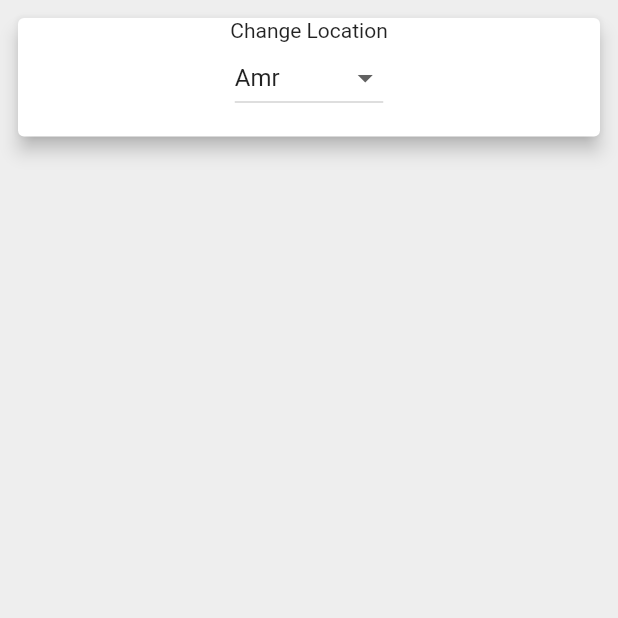
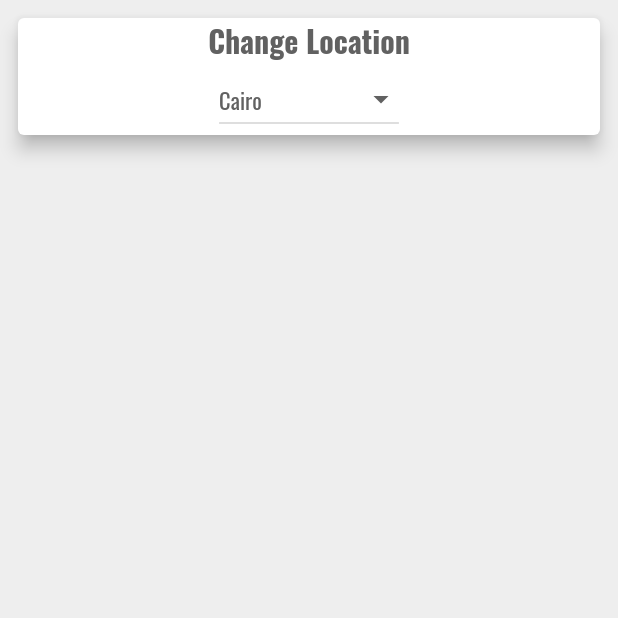
Before and after one commit to SalmaFayad/Together, a Flutter app: the DataPageScreen screen opened directly, on a phone screen of 412 x 824 dp, the top half of it. Run offline on Flutter 3.47's test engine with Material 2 defaults, Android fonts, the phone set to English and light mode, and no system bars; our stand-ins replace cloud_firestore, email_validator, firebase_auth, firebase_core, firebase_storage, font_awesome_flutter and 3 more; accounts and stored records are empty; network calls fail.

Commit message:
fixing some errors

```diff
--- a/lib/Screens/Main_Screens/data_page_screen.dart
+++ b/lib/Screens/Main_Screens/data_page_screen.dart
@@ -3,6 +3,11 @@ import 'package:cloud_firestore/cloud_firestore.dart';
 import 'package:firebase_auth/firebase_auth.dart';
 import 'package:flutter/rendering.dart';
 import 'package:solution_challenge_project/Widgets/data_page_widget/ListViewData.dart';
+import 'dart:async';
+import 'dart:convert';
+import 'package:http/http.dart' as http;
+import 'package:solution_challenge_project/models/country.dart';
+import 'package:google_fonts/google_fonts.dart';
 
 class DataPageScreen extends StatefulWidget {
   /*var height;
@@ -13,44 +18,74 @@ class DataPageScreen extends StatefulWidget {
 }
 
 class _DataPageScreenState extends State<DataPageScreen> {
+  List<Country> countries=  [];
+  Future<List<Country>> _getCountry () async{
+       var data = await http.get(Uri.parse('https://gist.github.com/keeguon/2310008.js'));
+       var jsonData = json.decode( data.body );
+
+       for(var v in jsonData){
+         Country country = Country(v["name"],v["code"]);
+         countries.add(country);
+       }
+       print(countries.length);
+  }
+
+  String valueChoose;
+  List<String> cityList = [
+    'Cairo',
+    'Alexandria',
+    'Giza',
+    'Qalyubia' 'Port Said',
+    'Suez',
+    'Gharbia',
+    'Luxor',
+    'Dakahlia',
+    'Asyut',
+    'Ismailia',
+    'Faiyum',
+    'Sharqia',
+    'Damietta',
+    'Aswan',
+    'Minya',
+    'Beheira',
+    'Beni Suef',
+    'Red Sea',
+    'Qena',
+    'Sohag',
+    'Monufia',
+    'North Sinai'
+  ];
+
   @override
   Widget build(BuildContext context) {
+    _getCountry();
     Size size = MediaQuery.of(context).size;
     var appBarSize = AppBar().preferredSize.height;
     var bottomNavigationBarSize = kBottomNavigationBarHeight;
     var statusBarHeight = MediaQuery.of(context).padding.top;
 
-    List<String> cityList = ['Amr', 'Amr2', 'Amr3'];
-    String valueChoose = cityList[0];
+    valueChoose = cityList[0];
     return Scaffold(
       backgroundColor: Colors.grey[200],
       body: Column(
         children: [
-        Expanded(
-            flex: 1,
-            child: Container(
+           Container(
               padding: const EdgeInsets.all(8.0),
-              child: changeLocationCard(valueChoose, cityList),
-            )
-        ),
-          Expanded(
-            flex: 7,
-              child: ListViewData(size, appBarSize, bottomNavigationBarSize, statusBarHeight)
-          ),
-        ],
-      ),
-    );
-  }
 
-  Card changeLocationCard(String valueChoose, List<String> cityList) {
-    return Card(
+              child: Card(
                 elevation: 5,
                 child: Container(
                   width: double.infinity,
                   //    color: Colors.blueAccent,
                   child: Column(
+                    mainAxisAlignment: MainAxisAlignment.spaceAround,
                     children: [
-            Text('Change Location'),
+                      Text('Change Location',style: GoogleFonts.oswald(
+                        fontSize: 20,
+                        fontWeight: FontWeight.bold,
+                        color: Colors.grey[700],
+
+                      ),),
                       DropdownButton(
                           hint: Text('Select City'),
                           value: valueChoose,
@@ -62,13 +97,32 @@ class _DataPageScreenState extends State<DataPageScreen> {
                           items: cityList.map((valueItem) {
                             return DropdownMenuItem(
                               value: valueItem,
-                    child: Text(valueItem),
+                              child: Text(valueItem,style: GoogleFonts.oswald(
+                                fontSize: 15,
+                                //fontWeight: FontWeight.bold,
+                                color: Colors.grey[700],
+
+                              ),),
                             );
                           }).toList()),
                     ],
                   ),
                 ),
+              ),
+            ),
+
+          Expanded(
+            flex: 7,
+              child: ListViewData(size, appBarSize, bottomNavigationBarSize, statusBarHeight)
+          ),
+        ],
+      ),
     );
+  }
+
+  Card changeLocationCard(String valueChoose, List<String> cityList) {
+
+
   }
 
 
--- a/lib/Widgets/delivery_users_widgets/ExpandedTopLeftContainer.dart
+++ b/lib/Widgets/delivery_users_widgets/ExpandedTopLeftContainer.dart
@@ -4,6 +4,7 @@ import 'package:flutter/material.dart';
 import 'package:solution_challenge_project/Screens/chat_screens/chat_screen.dart';
 import 'package:solution_challenge_project/Widgets/delivery_users_widgets/FutureBuilderNameState.dart';
 import 'package:solution_challenge_project/Widgets/delivery_users_widgets/FutureBuilderGetImage.dart';
+import 'package:google_fonts/google_fonts.dart';
 
 class ExpandedTopLeftContainer extends StatelessWidget {
   CollectionReference users ;
--- /dev/null
+++ b/lib/models/country.dart
@@ -0,0 +1,11 @@
+import 'package:firebase_auth/firebase_auth.dart';
+import 'package:cloud_firestore/cloud_firestore.dart';
+import 'package:flutter/material.dart';
+import 'package:solution_challenge_project/models/user.dart';
+
+class Country {
+    final String name,code ;
+
+    Country(this.name, this.code);
+
+}
--- a/pubspec.yaml
+++ b/pubspec.yaml
@@ -25,7 +25,8 @@ dependencies:
   firebase_messaging: ^9.1.0
   firebase_analytics: ^7.1.1
   flutter_native_splash: ^1.1.7+1
-
+  http: ^0.13.1
+  google_fonts: ^2.0.0
 
 dev_dependencies:
   flutter_test:
```
Also changed, not shown: lib/Screens/Main_Screens/delivery_users_screen.dart (+13 -3 lines), lib/Screens/Main_Screens/donation_users_screen.dart (+17 -7 lines), lib/Screens/main_pages.dart (+11 -5 lines), lib/Widgets/data_page_widget/ListViewData.dart (+22 -4 lines), lib/Widgets/delivery_users_widgets/FutureBuilderNameState.dart (+13 -1 lines), lib/Widgets/delivery_users_widgets/deliveryInfo.dart (+7 -1 lines), lib/Widgets/donation_user_widgets/donationInfo.dart (+9 -2 lines), pubspec.lock. Lines whose indentation alone changed are shown as unchanged.
